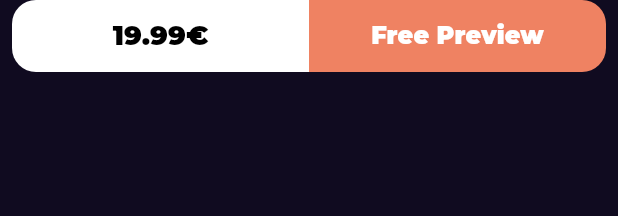
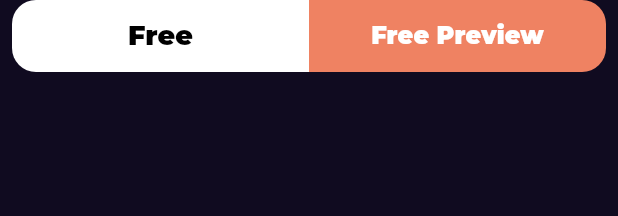
Before and after one commit to wael-saif23/go_book, a Flutter app: the BooksAction widget shown alone on an empty page, opened directly, on a phone screen of 412 x 824 dp. Shown: the top 216 px of the screen. Run offline on Flutter 3.47's test engine with Material 3 defaults, Android fonts, the phone set to English and light mode, and no system bars; our stand-ins replace bloc, cached_network_image, dartz, dio, equatable, flutter_bloc and 4 more; missing offline and left inert: awesome_icons; network calls fail.

Commit message:
Update book details UI components
Update text and alignment in book details UI components. Also add functionality
to navigate back when close icon is pressed. Fix issue with item count in
similar books list view.

```diff
--- a/lib/features/home/presentation/views/widgets/books_action.dart
+++ b/lib/features/home/presentation/views/widgets/books_action.dart
@@ -13,7 +13,7 @@ class BooksAction extends StatelessWidget {
         children: [
           Expanded(
               child: CustomButton(
-            text: '19.99€',
+            text: 'Free',
             backgroundColor: Colors.white,
             textColor: Colors.black,
             borderRadius: BorderRadius.only(
--- a/lib/features/home/presentation/views/widgets/books_details_sectioni.dart
+++ b/lib/features/home/presentation/views/widgets/books_details_sectioni.dart
@@ -32,6 +32,7 @@ class BookDetailsSection extends StatelessWidget {
           style: Styles.textStyle30.copyWith(
             fontWeight: FontWeight.bold,
           ),
+          textAlign: TextAlign.center,
         ),
         const SizedBox(
           height: 2,
@@ -49,7 +50,8 @@ class BookDetailsSection extends StatelessWidget {
         const SizedBox(
           height: 8,
         ),
-        const BookRating(
+        BookRating(
+          rating: bookModel.volumeInfo?.pageCount ?? 0,
           mainAxisAlignment: MainAxisAlignment.center,
         ),
         const SizedBox(
--- a/lib/features/home/presentation/views/widgets/custom_book_details_appbar.dart
+++ b/lib/features/home/presentation/views/widgets/custom_book_details_appbar.dart
@@ -1,4 +1,5 @@
 import 'package:flutter/material.dart';
+import 'package:go_router/go_router.dart';
 
 class CustomBookDetailsAppBar extends StatelessWidget {
   const CustomBookDetailsAppBar({super.key});
@@ -12,7 +13,9 @@ class CustomBookDetailsAppBar extends StatelessWidget {
           mainAxisAlignment: MainAxisAlignment.spaceBetween,
           children: [
             IconButton(
-              onPressed: () {},
+              onPressed: () {
+                Navigator.pop(context);
+              },
               icon: const Icon(Icons.close),
             ),
             IconButton(
--- a/lib/features/home/presentation/views/widgets/similar_books_list_view.dart
+++ b/lib/features/home/presentation/views/widgets/similar_books_list_view.dart
@@ -17,6 +17,7 @@ class SimilarBooksListview extends StatelessWidget {
   return SizedBox(
     height: MediaQuery.of(context).size.height * .15,
     child: ListView.builder(
+        itemCount: state.books.length,
         scrollDirection: Axis.horizontal,
         itemBuilder: (context, index) {
           return  Padding(
```
